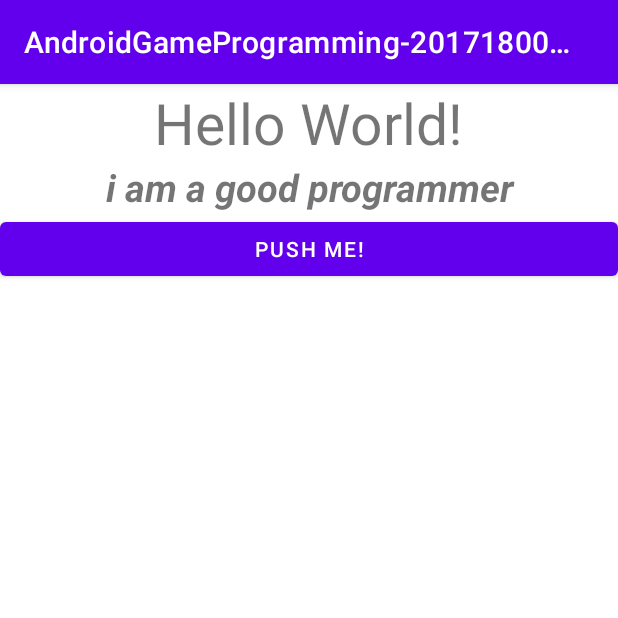
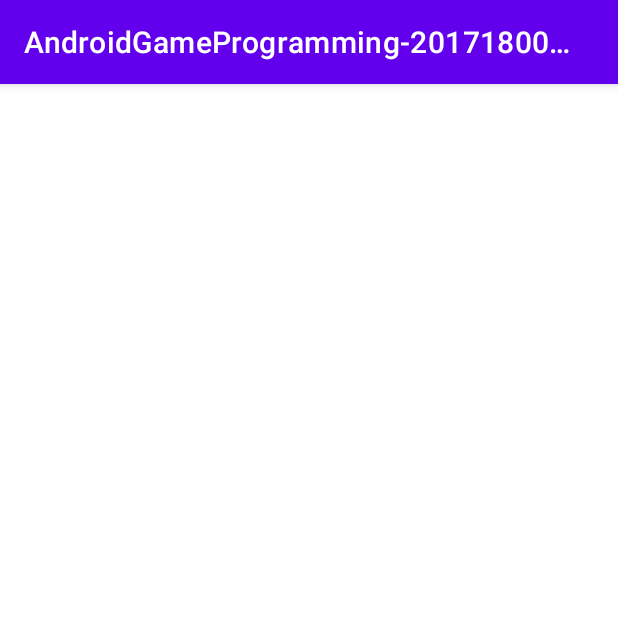
Before and after one commit to kimrugi/AndroidGameProgramming2017180016, an Android app: the screen it shows after launch (MainActivity), on a phone screen of 412 x 824 dp, the top half of it. Run offline under Robolectric (Android 15) with nearby library versions, the light colour scheme and no system bars.

Commit message:
Make empty project

```diff
--- a/Projects/7ImageSwitcher/app/src/main/AndroidManifest.xml
+++ b/Projects/7ImageSwitcher/app/src/main/AndroidManifest.xml
@@ -10,9 +10,6 @@
         android:supportsRtl="true"
         android:theme="@style/Theme.AndroidGameProgramming2017180016" >
         <activity
-            android:name=".DetailActivity"
-            android:exported="false" />
-        <activity
             android:name=".MainActivity"
             android:exported="true" >
             <intent-filter>
--- a/Projects/7ImageSwitcher/app/src/main/java/com/tu/agp/androidgametermproject/androidgameprogramming_2017180016/MainActivity.java
+++ b/Projects/7ImageSwitcher/app/src/main/java/com/tu/agp/androidgametermproject/androidgameprogramming_2017180016/MainActivity.java
@@ -8,22 +8,9 @@ import android.widget.TextView;
 
 public class MainActivity extends AppCompatActivity {
 
-    private TextView subTextView;
-
     @Override
     protected void onCreate(Bundle savedInstanceState) {
         super.onCreate(savedInstanceState);
-        setContentView(R.layout.activity_main);
-
-        subTextView = findViewById(R.id.subText);
-        subTextView.setText("i am a good programmer");
-
-
     }
 
-
-    public void onBtnPushMe(View view) {
-//        TextView tv = findViewById(R.id.subText);
-        subTextView.setText("Clicked \\(OoO)/");
-    }
 }
--- a/Projects/7ImageSwitcher/app/src/main/res/layout/activity_main.xml
+++ b/Projects/7ImageSwitcher/app/src/main/res/layout/activity_main.xml
@@ -7,31 +7,6 @@
     android:orientation="vertical"
     tools:context=".MainActivity">
 
-    <TextView
-        android:id="@+id/mainText"
-        android:layout_width="wrap_content"
-        android:layout_height="wrap_content"
-        android:text="Hello World!"
-        android:textSize="38sp"
-        android:layout_gravity="center"
-        />
 
-    <TextView
-        android:id="@+id/subText"
-        android:layout_width="match_parent"
-        android:layout_height="wrap_content"
-        android:text="Good Morning Ma Fu"
-        android:textSize="25sp"
-        android:textStyle="bold|italic"
-        android:gravity="center"
-        />
-
-    <Button
-        android:id="@+id/btnPushMe"
-        android:layout_width="match_parent"
-        android:layout_height="wrap_content"
-        android:text="Push Me!"
-        android:onClick="onBtnPushMe"
-        />
 
 </LinearLayout>
```
Also changed, not shown: Projects/7ImageSwitcher/app/src/main/java/com/tu/agp/androidgametermproject/androidgameprogramming_2017180016/DetailActivity.java (deleted, +0 -13 lines), Projects/7ImageSwitcher/app/src/main/res/layout/activity_detail.xml (deleted, +0 -10 lines).
